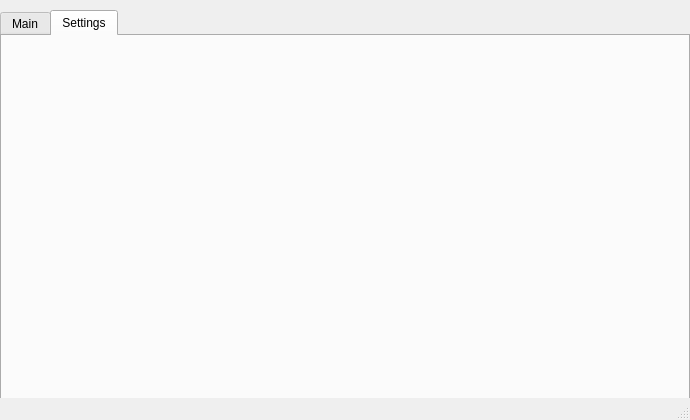
WEEE-Open/pesto, file assets/interface.ui: the form before one commit.
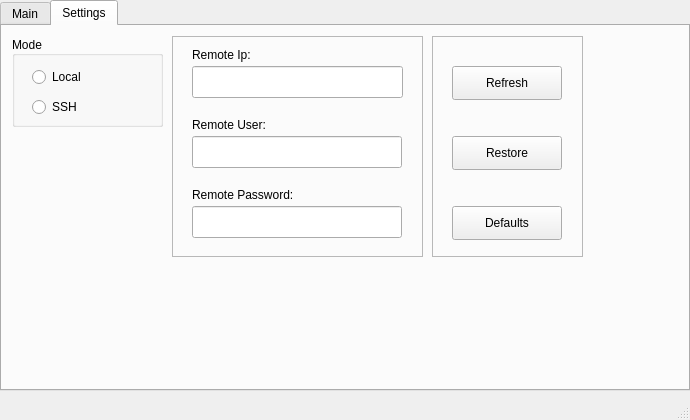
The form after the commit. The open tabs and pages were chosen to show the change.

Commit message: Added local/remote mode selector and ip, user and password entries for ssh connections. When an error occurs, a dialogue pops-up with the type of error and solution or, if the error is unknown, it prints the exception. Close #3, close #4

What changed in the file:
```diff
--- a/assets/interface.ui
+++ b/assets/interface.ui
@@ -27,7 +27,7 @@
     <property name="geometry">
      <rect>
       <x>0</x>
-      <y>10</y>
+      <y>0</y>
       <width>690</width>
       <height>391</height>
      </rect>
@@ -110,6 +110,191 @@
      <attribute name="title">
       <string>Settings</string>
      </attribute>
+     <widget class="QFrame" name="frame_2">
+      <property name="geometry">
+       <rect>
+        <x>170</x>
+        <y>10</y>
+        <width>251</width>
+        <height>221</height>
+       </rect>
+      </property>
+      <property name="frameShape">
+       <enum>QFrame::StyledPanel</enum>
+      </property>
+      <property name="frameShadow">
+       <enum>QFrame::Raised</enum>
+      </property>
+      <widget class="QLabel" name="label">
+       <property name="geometry">
+        <rect>
+         <x>20</x>
+         <y>10</y>
+         <width>81</width>
+         <height>18</height>
+        </rect>
+       </property>
+       <property name="text">
+        <string>Remote Ip:</string>
+       </property>
+      </widget>
+      <widget class="QLabel" name="label_2">
+       <property name="geometry">
+        <rect>
+         <x>20</x>
+         <y>80</y>
+         <width>91</width>
+         <height>18</height>
+        </rect>
+       </property>
+       <property name="text">
+        <string>Remote User:</string>
+       </property>
+      </widget>
+      <widget class="QLabel" name="label_3">
+       <property name="geometry">
+        <rect>
+         <x>20</x>
+         <y>150</y>
+         <width>121</width>
+         <height>18</height>
+        </rect>
+       </property>
+       <property name="text">
+        <string>Remote Password:</string>
+       </property>
+      </widget>
+      <widget class="QLineEdit" name="sshIp">
+       <property name="geometry">
+        <rect>
+         <x>20</x>
+         <y>30</y>
+         <width>211</width>
+         <height>32</height>
+        </rect>
+       </property>
+      </widget>
+      <widget class="QLineEdit" name="sshUser">
+       <property name="geometry">
+        <rect>
+         <x>20</x>
+         <y>100</y>
+         <width>210</width>
+         <height>32</height>
+        </rect>
+       </property>
+      </widget>
+      <widget class="QLineEdit" name="sshPasswd">
+       <property name="geometry">
+        <rect>
+         <x>20</x>
+         <y>170</y>
+         <width>210</width>
+         <height>32</height>
+        </rect>
+       </property>
+      </widget>
+     </widget>
+     <widget class="QGroupBox" name="radioGroupBox">
+      <property name="geometry">
+       <rect>
+        <x>10</x>
+        <y>10</y>
+        <width>151</width>
+        <height>91</height>
+       </rect>
+      </property>
+      <property name="title">
+       <string>Mode</string>
+      </property>
+      <property name="alignment">
+       <set>Qt::AlignLeading|Qt::AlignLeft|Qt::AlignVCenter</set>
+      </property>
+      <property name="flat">
+       <bool>false</bool>
+      </property>
+      <widget class="QRadioButton" name="sshRadioBtn">
+       <property name="geometry">
+        <rect>
+         <x>20</x>
+         <y>60</y>
+         <width>105</width>
+         <height>22</height>
+        </rect>
+       </property>
+       <property name="text">
+        <string>SSH</string>
+       </property>
+      </widget>
+      <widget class="QRadioButton" name="localRadioBtn">
+       <property name="geometry">
+        <rect>
+         <x>20</x>
+         <y>30</y>
+         <width>105</width>
+         <height>22</height>
+        </rect>
+       </property>
+       <property name="text">
+        <string>Local</string>
+       </property>
+      </widget>
+     </widget>
+     <widget class="QFrame" name="frame">
+      <property name="geometry">
+       <rect>
+        <x>430</x>
+        <y>10</y>
+        <width>151</width>
+        <height>221</height>
+       </rect>
+      </property>
+      <property name="frameShape">
+       <enum>QFrame::StyledPanel</enum>
+      </property>
+      <property name="frameShadow">
+       <enum>QFrame::Raised</enum>
+      </property>
+      <widget class="QPushButton" name="refreshButton">
+       <property name="geometry">
+        <rect>
+         <x>20</x>
+         <y>30</y>
+         <width>110</width>
+         <height>34</height>
+        </rect>
+       </property>
+       <property name="text">
+        <string>Refresh</string>
+       </property>
+      </widget>
+      <widget class="QPushButton" name="restoreButton">
+       <property name="geometry">
+        <rect>
+         <x>20</x>
+         <y>100</y>
+         <width>110</width>
+         <height>34</height>
+        </rect>
+       </property>
+       <property name="text">
+        <string>Restore</string>
+       </property>
+      </widget>
+      <widget class="QPushButton" name="defaultButton">
+       <property name="geometry">
+        <rect>
+         <x>20</x>
+         <y>170</y>
+         <width>110</width>
+         <height>34</height>
+        </rect>
+       </property>
+       <property name="text">
+        <string>Defaults</string>
+       </property>
+      </widget>
+     </widget>
     </widget>
    </widget>
   </widget>
```
The commit also changes 2 other files.
